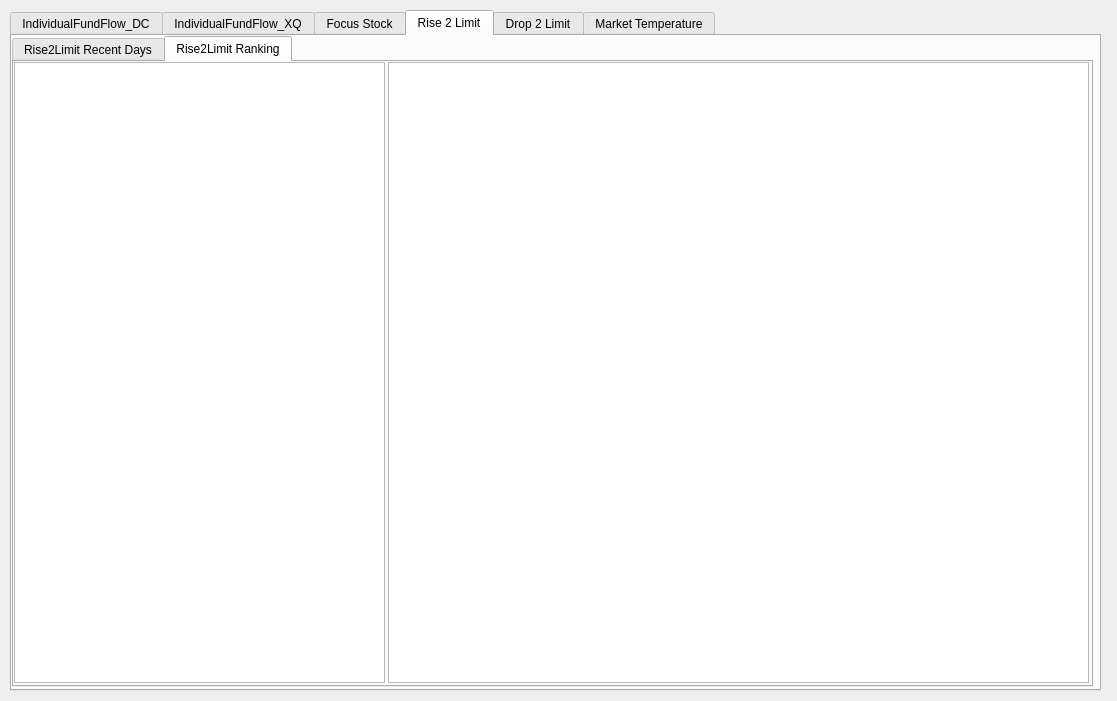
Qt form StockTip/form.ui (Ruffia/ADRHis) before a commit.
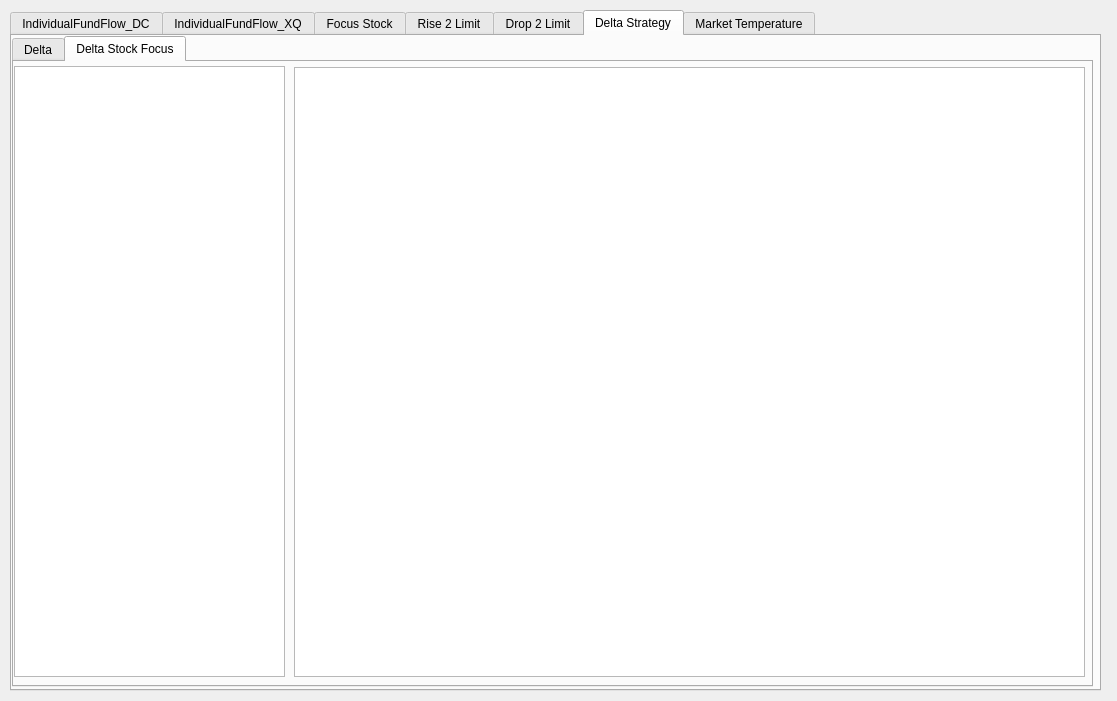
The same form after that commit.

Commit message: 增加Delta Focus 页面相关的逻辑

Patch:
```diff
--- a/StockTip/form.ui
+++ b/StockTip/form.ui
@@ -23,7 +23,7 @@
     </rect>
    </property>
    <property name="currentIndex">
-    <number>3</number>
+    <number>5</number>
    </property>
    <widget class="QWidget" name="m_tabIndividualFundFlow_DC">
     <attribute name="title">
@@ -153,6 +153,74 @@
      </property>
     </widget>
    </widget>
+   <widget class="QWidget" name="m_tabDeltaStrategyMain">
+    <attribute name="title">
+     <string>Delta Strategy</string>
+    </attribute>
+    <widget class="QTabWidget" name="m_tabWidgetDeltaStrategy">
+     <property name="geometry">
+      <rect>
+       <x>0</x>
+       <y>0</y>
+       <width>1081</width>
+       <height>651</height>
+      </rect>
+     </property>
+     <property name="currentIndex">
+      <number>1</number>
+     </property>
+     <widget class="QWidget" name="m_tabDeltaStrategy">
+      <attribute name="title">
+       <string>Delta</string>
+      </attribute>
+      <widget class="QTableView" name="m_tableViewDeltaStock">
+       <property name="geometry">
+        <rect>
+         <x>0</x>
+         <y>0</y>
+         <width>271</width>
+         <height>621</height>
+        </rect>
+       </property>
+      </widget>
+      <widget class="QTableView" name="m_tableViewDeltaStockFundFlow">
+       <property name="geometry">
+        <rect>
+         <x>280</x>
+         <y>0</y>
+         <width>791</width>
+         <height>621</height>
+        </rect>
+       </property>
+      </widget>
+     </widget>
+     <widget class="QWidget" name="m_tabDeltaStockFocus">
+      <attribute name="title">
+       <string>Delta Stock Focus</string>
+      </attribute>
+      <widget class="QTableView" name="m_tableViewDeltaStockFocus">
+       <property name="geometry">
+        <rect>
+         <x>0</x>
+         <y>4</y>
+         <width>271</width>
+         <height>611</height>
+        </rect>
+       </property>
+      </widget>
+      <widget class="QTableView" name="m_tableViewDeltaFocusStockFundFlow">
+       <property name="geometry">
+        <rect>
+         <x>280</x>
+         <y>5</y>
+         <width>791</width>
+         <height>610</height>
+        </rect>
+       </property>
+      </widget>
+     </widget>
+    </widget>
+   </widget>
    <widget class="QWidget" name="m_tabMarketTemperature">
     <attribute name="title">
      <string>Market Temperature</string>
```
The commit also changes 2 other files.
